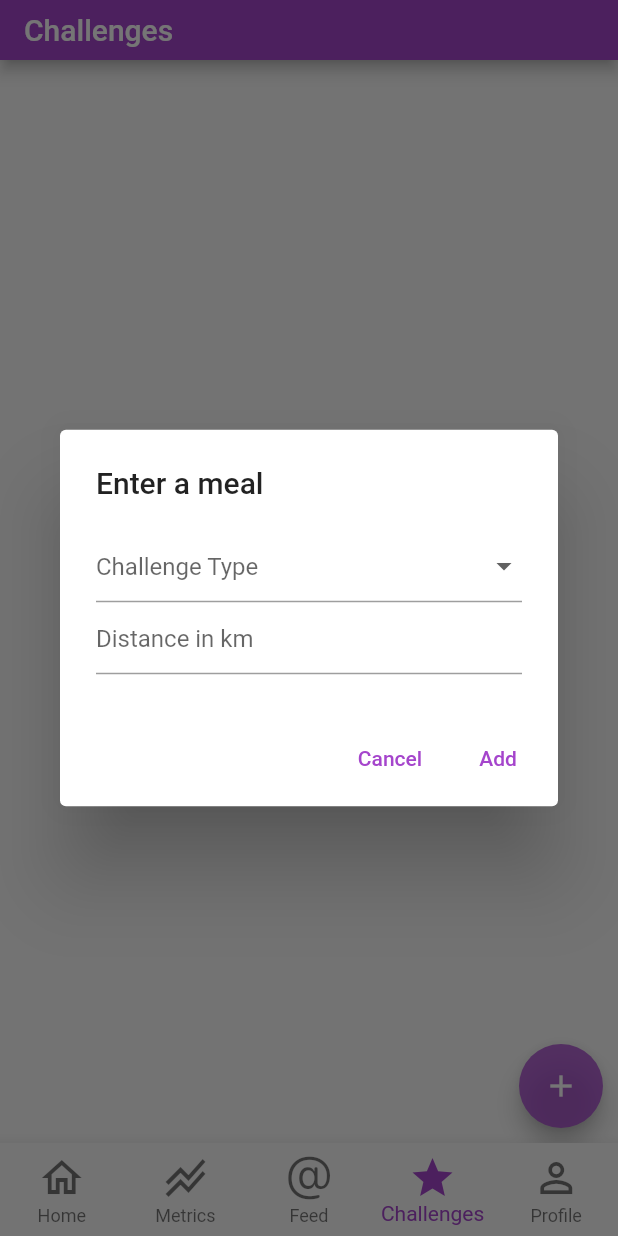
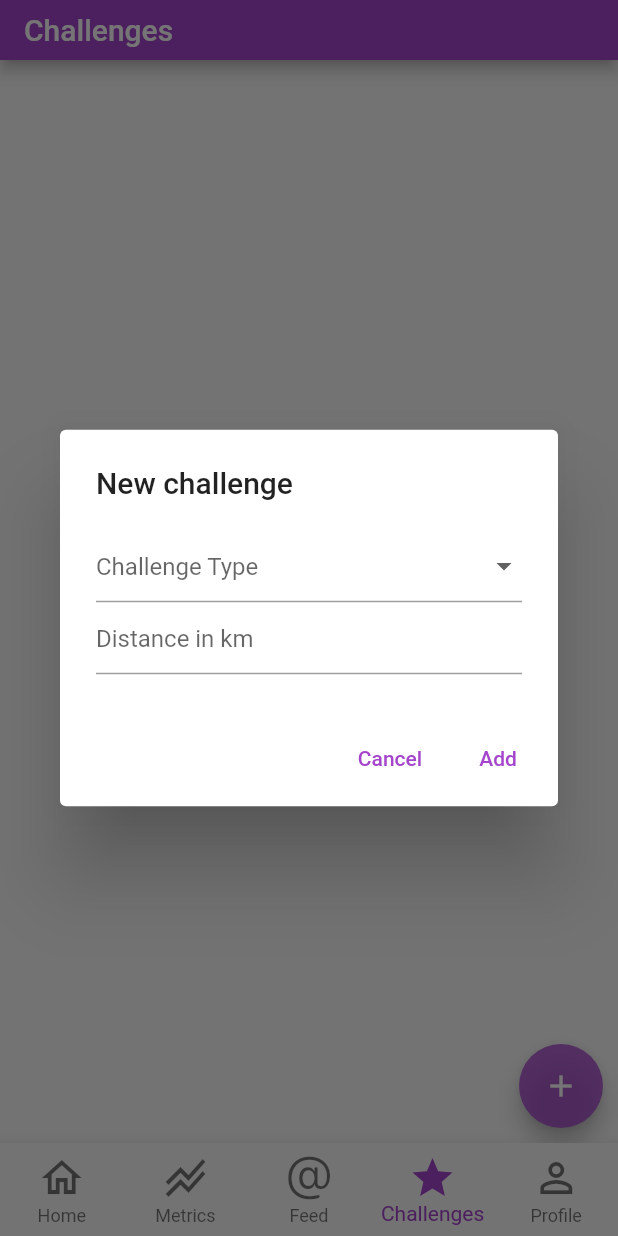
Before and after one commit to bakhtw1/Trifit, a Flutter app: the screen it shows after launch, item 4 of the bottom bar chosen, after a tap on the "add" icon, on a phone screen of 412 x 824 dp. Run offline on Flutter 3.47's test engine with Material 2 defaults, Android fonts, the phone set to English and light mode, and no system bars; missing offline and left inert: dart:ffi.

Commit message:
Few small fixes

```diff
--- a/lib/Screens/challenges.dart
+++ b/lib/Screens/challenges.dart
@@ -39,13 +39,10 @@ class _ChallengesState extends State<Challenges> {
           right: 10,
           child: FloatingActionButton(
             backgroundColor: trifitColor[700],
-            onPressed: () {
-              setState(() {
-
+            onPressed: () async {
                 showMealEntryDialog(() => {
                   setState(() {})
                 });
-              });
             },
             tooltip: 'Edit',
             child: const Icon(Icons.add),
@@ -66,7 +63,7 @@ class _ChallengesState extends State<Challenges> {
         return StatefulBuilder(
           builder: (context, setState) {
             return AlertDialog(
-              title: Text('Enter a meal'),
+              title: Text('New challenge'),
               content: Container(
                 width: MediaQuery.of(context).size.width*0.8,
                 child: SingleChildScrollView(
@@ -126,6 +123,7 @@ class _ChallengesState extends State<Challenges> {
                       "challengeType": challengeTypeDropdownValue,
                       "challengeProgress": Random().nextInt(100)/100,
                     });
+                    reload();
                     Navigator.pop(context);
                   },
                   child: Text('Add'),
```
